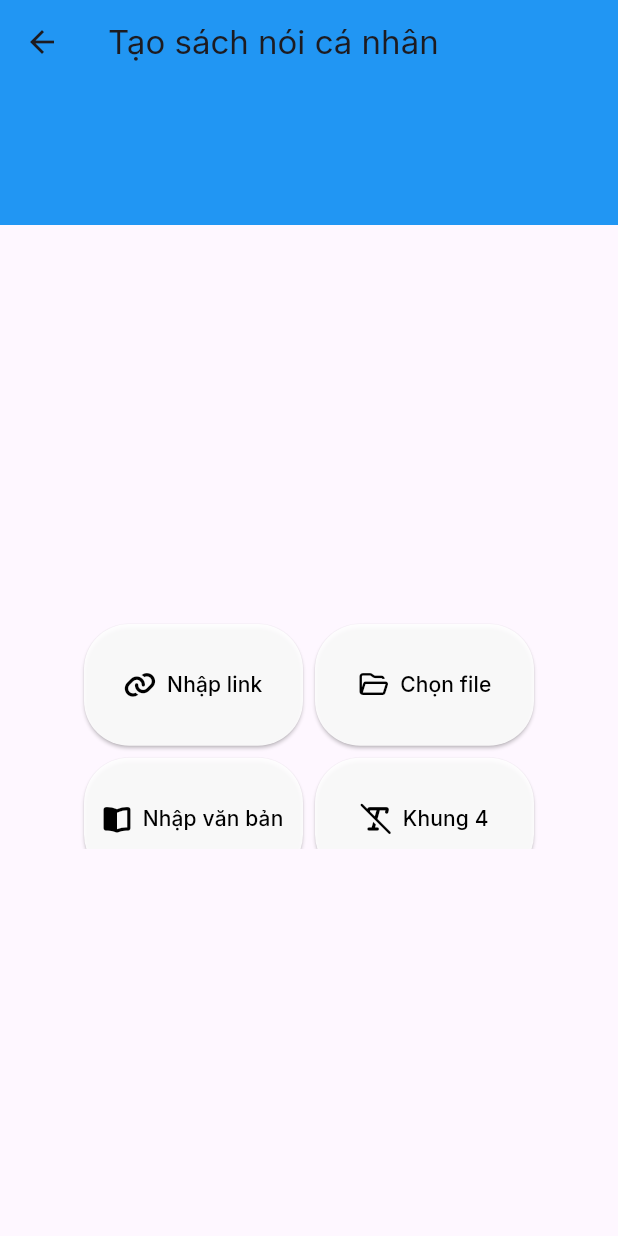
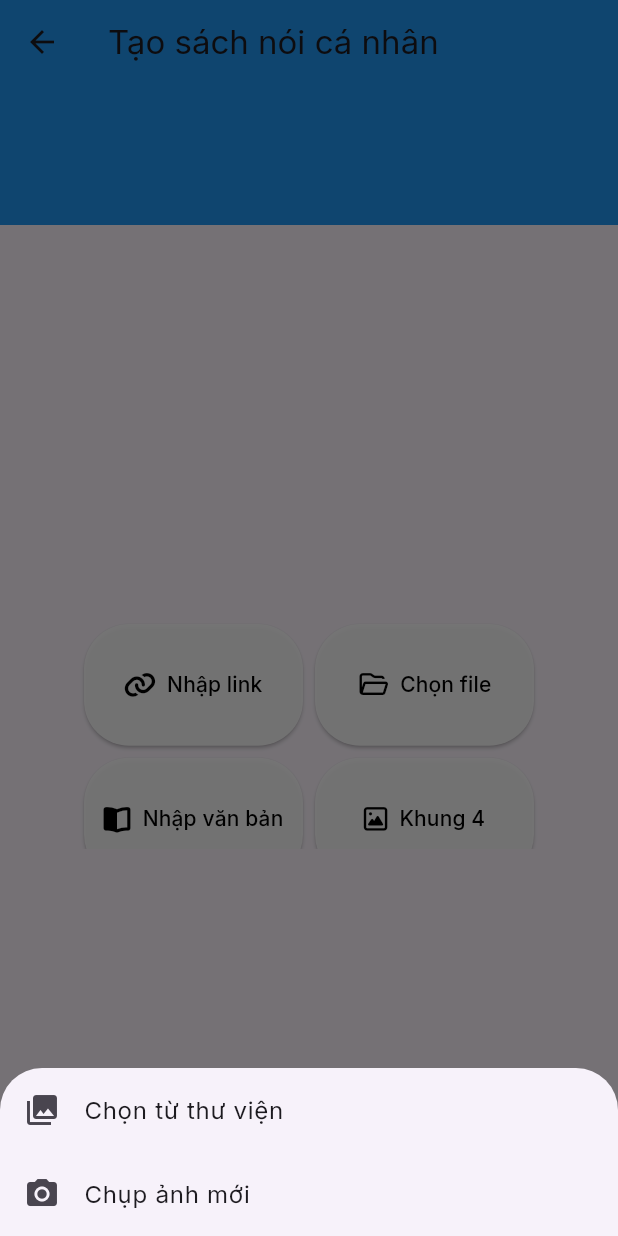
Before and after one commit to ThanhDatB2110119/audiobooks, a Flutter app: the CreatorView screen opened directly, after a tap on "Khung 4", on a phone screen of 412 x 824 dp. Run offline on Flutter 3.47's test engine with Material 3 defaults, Android fonts, the phone set to English and light mode, and no system bars; our stand-ins replace awesome_dialog, bloc, dartz, dio, equatable, file_picker and 14 more; accounts and stored records are empty.

Commit message:
Add image picker and file selector support
Integrated the image_picker package and added a new ImageSourceSelectorButton widget for image selection in the creator view. Updated Android permissions for camera and media access, and registered file_selector plugins for Linux, macOS, and Windows platforms. Upgraded Gradle and Android plugin versions for compatibility.

```diff
--- a/lib/presentation/features/creator/widgets/creator_view_widget.dart
+++ b/lib/presentation/features/creator/widgets/creator_view_widget.dart
@@ -1,3 +1,4 @@
+import 'package:audiobooks/presentation/features/creator/widgets/image_source_selector_button.dart';
 import 'package:flutter/material.dart';
 import 'package:audiobooks/presentation/features/creator/cubit/creator_cubit.dart';
 import 'package:audiobooks/presentation/features/creator/cubit/creator_state.dart';
@@ -243,30 +244,10 @@ class CreatorViewState extends State<CreatorView> {
                                   ),
                                 ),
                               ),
-                              // Nút Khung 4
-                              ElevatedButton.icon(
-                                onPressed: () {},
-                                icon: const FaIcon(
-                                  FontAwesomeIcons.textSlash,
-                                  color: Colors.black,
-                                ),
-                                style: ElevatedButton.styleFrom(
-                                  backgroundColor: Colors.white.withOpacity(
-                                    0.9,
-                                  ),
-                                  shape: RoundedRectangleBorder(
-                                    borderRadius: BorderRadius.circular(30),
-                                  ),
-                                  padding: const EdgeInsets.all(8.0),
-                                ),
-                                label: const Text(
-                                  'Khung 4',
-                                  style: TextStyle(
-                                    fontSize: 14,
-                                    color: Colors.black,
-                                  ),
-                                ),
-                              ),
+
+
+                              // Nút chọn ảnh
+                              const ImageSourceSelectorButton(),
                             ],
                           ),
                         ),
--- /dev/null
+++ b/lib/presentation/features/creator/widgets/image_source_selector_button.dart
@@ -0,0 +1,79 @@
+import 'dart:io';
+
+import 'package:audiobooks/presentation/features/creator/cubit/creator_cubit.dart';
+import 'package:flutter/material.dart';
+import 'package:flutter_bloc/flutter_bloc.dart';
+import 'package:font_awesome_flutter/font_awesome_flutter.dart';
+import 'package:image_picker/image_picker.dart';
+
+class ImageSourceSelectorButton extends StatelessWidget {
+  const ImageSourceSelectorButton({super.key});
+
+  // _showImageSourceSheet(context);
+  @override
+  Widget build(BuildContext context) {
+    return ElevatedButton.icon(
+      onPressed: () {
+        _showImageSourceSheet(context);
+      },
+      icon: const FaIcon(FontAwesomeIcons.image, color: Colors.black),
+      style: ElevatedButton.styleFrom(
+        backgroundColor: Colors.white.withOpacity(0.9),
+        shape: RoundedRectangleBorder(borderRadius: BorderRadius.circular(30)),
+        padding: const EdgeInsets.all(8.0),
+      ),
+      label: const Text(
+        'Khung 4',
+        style: TextStyle(fontSize: 14, color: Colors.black),
+      ),
+    );
+  }
+
+  /// Hiển thị bottom sheet cho phép người dùng chọn nguồn ảnh.
+  void _showImageSourceSheet(BuildContext context) {
+    final creatorCubit = context.read<CreatorCubit>();
+    final imagePicker = ImagePicker();
+
+    showModalBottomSheet(
+      context: context,
+      builder: (sheetContext) {
+        return SafeArea(
+          child: Wrap(
+            children: <Widget>[
+              ListTile(
+                leading: const Icon(Icons.photo_library),
+                title: const Text('Chọn từ thư viện'),
+                onTap: () async {
+                  // Đóng bottom sheet trước
+                  Navigator.of(sheetContext).pop();
+                  // Sau đó mới gọi image picker
+                  final XFile? image = await imagePicker.pickImage(
+                    source: ImageSource.gallery,
+                  );
+                  if (image != null) {
+                    creatorCubit.createFromFile(File(image.path));
+                  }
+                },
+              ),
+              ListTile(
+                leading: const Icon(Icons.photo_camera),
+                title: const Text('Chụp ảnh mới'),
+                onTap: () async {
+                  // Đóng bottom sheet trước
+                  Navigator.of(sheetContext).pop();
+                  // Sau đó mới gọi image picker
+                  final XFile? image = await imagePicker.pickImage(
+                    source: ImageSource.camera,
+                  );
+                  if (image != null) {
+                    creatorCubit.createFromFile(File(image.path));
+                  }
+                },
+              ),
+            ],
+          ),
+        );
+      },
+    );
+  }
+}
--- a/pubspec.yaml
+++ b/pubspec.yaml
@@ -77,6 +77,7 @@ dependencies:
   json_annotation: ^4.9.0
   intl: ^0.20.2
   path: ^1.9.1
+  image_picker: ^1.2.1
 
 
 dev_dependencies:
```
Also changed, not shown: pubspec.lock, 8 other files.
